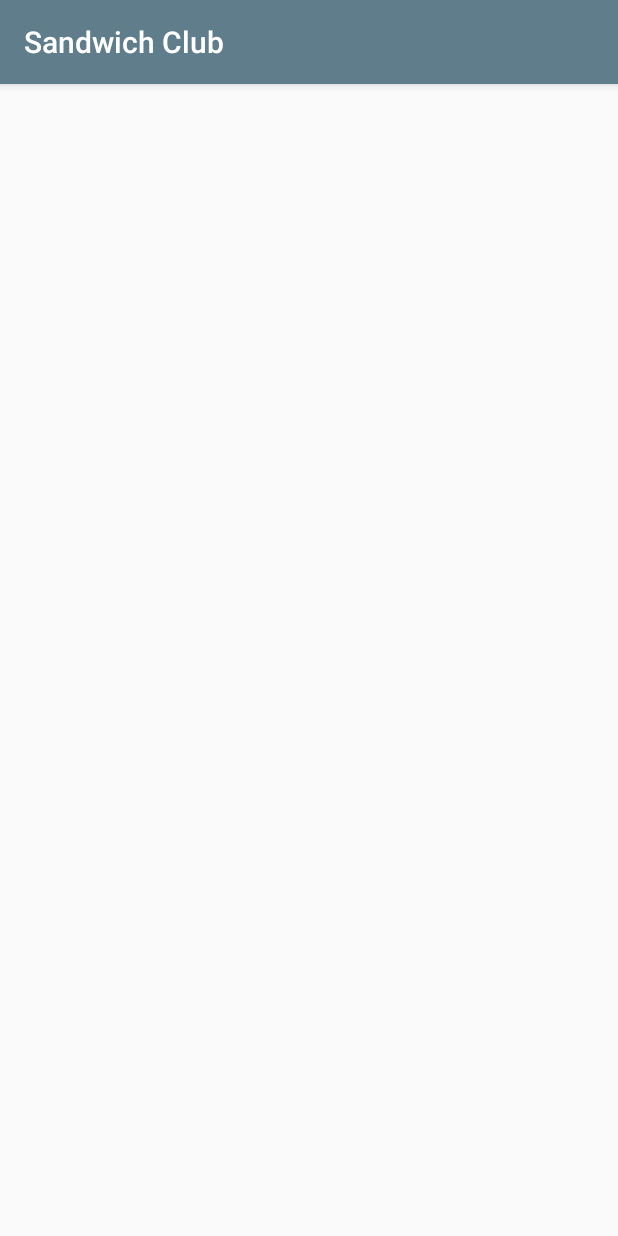
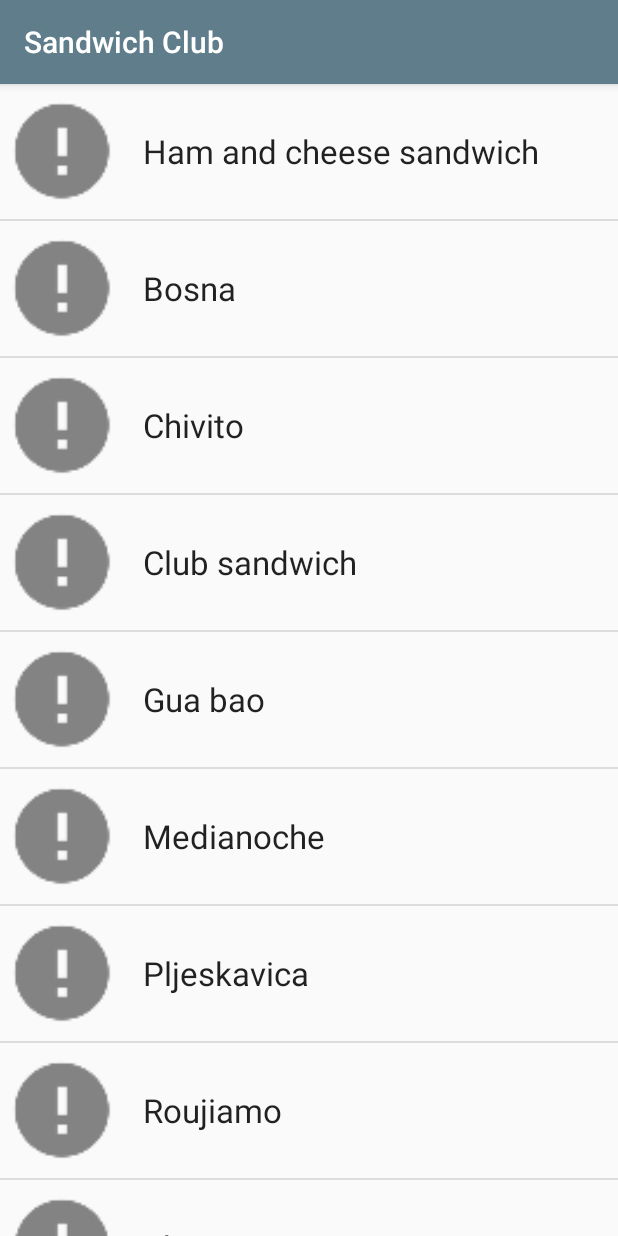
Before and after one commit to SrChip15/android-sandwich-club, an Android app: the screen it shows after launch (MainActivity), on a phone screen of 412 x 824 dp. Run offline under Robolectric (Android 15) with nearby library versions, the phone set to English and light mode, and no system bars.

```diff
--- a/app/src/main/java/com/udacity/sandwichclub/ui/MainActivity.kt
+++ b/app/src/main/java/com/udacity/sandwichclub/ui/MainActivity.kt
@@ -1,10 +1,12 @@
 package com.udacity.sandwichclub.ui
 
+import android.content.Intent
 import android.os.Bundle
-
+import android.widget.ListView
 import androidx.appcompat.app.AppCompatActivity
-
 import com.udacity.sandwichclub.R
+import com.udacity.sandwichclub.model.Sandwich
+import com.udacity.sandwichclub.ui.adapter.SandwichAdapter
 
 class MainActivity : AppCompatActivity() {
 
@@ -12,22 +14,16 @@ class MainActivity : AppCompatActivity() {
         super.onCreate(savedInstanceState)
         setContentView(R.layout.activity_main)
 
-        // String[] sandwiches = getResources().getStringArray(R.array.sandwich_details);
-        // SandwichAdapter adapter = new SandwichAdapter(this, Sandwich.fromJson(sandwiches));
-        //
-        // // Simplification: Using a ListView instead of a RecyclerView
-        // ListView listView = findViewById(R.id.sandwiches_listview);
-        // listView.setAdapter(adapter);
-        // listView.setOnItemClickListener(new AdapterView.OnItemClickListener() {
-        //     @Override
-        //     public void onItemClick(AdapterView<?> adapterView, View view, int position, long l) {
-        //         launchDetailActivity(position);
-        //     }
-        // });
+        val sandwiches = resources.getStringArray(R.array.sandwich_details)
+        val adapter = SandwichAdapter(this, Sandwich.fromJson(sandwiches) as ArrayList<Sandwich>)
+
+        // Simplification: Using a ListView instead of a RecyclerView
+        val listView: ListView = findViewById(R.id.sandwiches_listview)
+        listView.adapter = adapter
+        listView.setOnItemClickListener { parent, view, position, id ->
+            val intent = Intent(this, SandwichPagerActivity::class.java)
+            startActivity(intent)
+
+        }
     }
-
-    // private fun launchDetailActivity(position: Int) {
-    //     val intent: Intent = SandwichPagerActivity.newIntent(this, position);
-    //     startActivity(intent);
-    // }
 }
```
